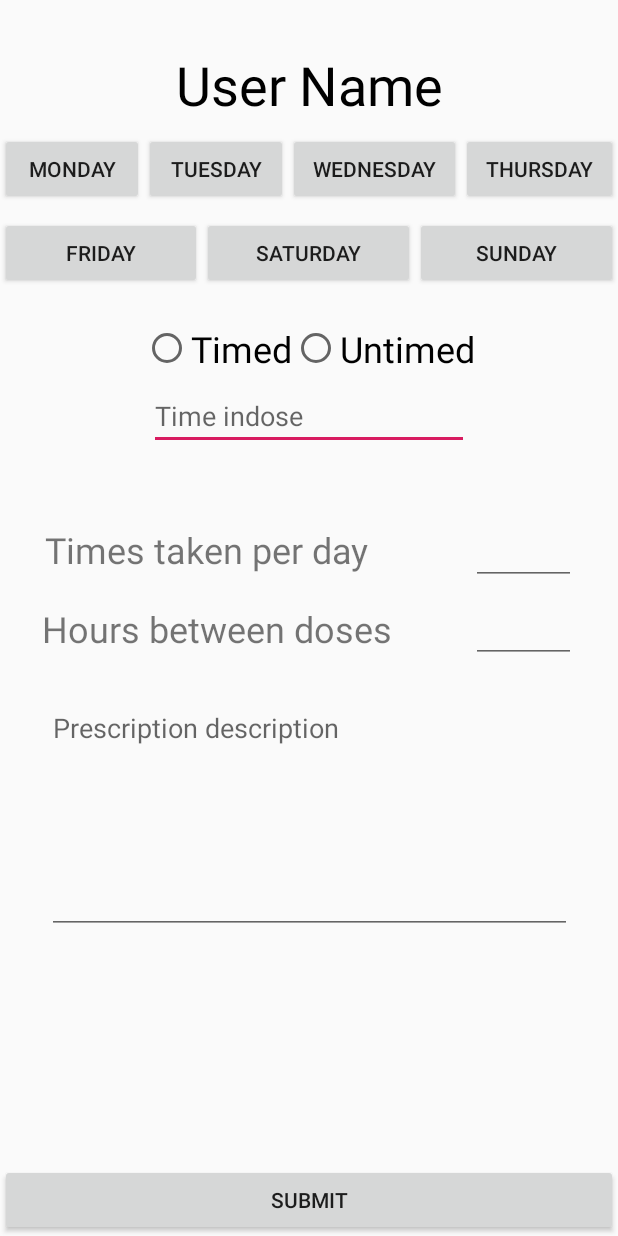
After one commit to zyc1996/CS401_Group3_Project3, an Android app: the layout activity_add_prescription.xml on its own in the app's theme, with its tools: preview values and no code run, on a phone screen of 412 x 824 dp. The commit adds this screen. Run offline under Robolectric (Android 15) with nearby library versions, the phone set to English and light mode, and no system bars.

Commit message:
added add prescription

```diff
--- a/app/src/main/AndroidManifest.xml
+++ b/app/src/main/AndroidManifest.xml
@@ -6,7 +6,7 @@
         android:largeScreens="true"
         android:normalScreens="true"
         android:smallScreens="true"
-        android:xlargeScreens="true"/>
+        android:xlargeScreens="true" />
 
     <application
         android:allowBackup="true"
@@ -15,10 +15,11 @@
         android:roundIcon="@mipmap/ic_launcher_round"
         android:supportsRtl="true"
         android:theme="@style/AppTheme">
-        <activity android:name=".ui.MessageViewActivity"/>
+        <activity android:name=".ui.AddPrescriptionActivity"></activity>
+        <activity android:name=".ui.MessageViewActivity" />
         <activity android:name=".ui.MessagesActivity" />
-        <activity android:name=".ui.PatientProfileActivity"/>
-        <activity android:name=".ui.ProfileEditActivity"/>
+        <activity android:name=".ui.PatientProfileActivity" />
+        <activity android:name=".ui.ProfileEditActivity" />
         <activity android:name=".ui.LoginStartActivity">
             <intent-filter>
                 <action android:name="android.intent.action.MAIN" />
@@ -26,8 +27,9 @@
                 <category android:name="android.intent.category.LAUNCHER" />
             </intent-filter>
         </activity>
-        <activity android:name=".ui.LoginRegisterActivity"
-            android:parentActivityName=".ui.LoginStartActivity"/>
+        <activity
+            android:name=".ui.LoginRegisterActivity"
+            android:parentActivityName=".ui.LoginStartActivity" />
     </application>
 
 </manifest>
--- /dev/null
+++ b/app/src/main/java/cs401/group3/pillpopper/ui/AddPrescriptionActivity.java
@@ -0,0 +1,14 @@
+package cs401.group3.pillpopper.ui;
+
+import android.os.Bundle;
+
+import androidx.appcompat.app.AppCompatActivity;
+
+public class AddPrescriptionActivity extends AppCompatActivity {
+
+    @Override
+    protected void onCreate(Bundle savedInstanceState) {
+        super.onCreate(savedInstanceState);
+        //setContentView(R.layout.activity_add_prescription);
+    }
+}
--- a/app/src/main/java/cs401/group3/pillpopper/ui/PatientProfileActivity.java
+++ b/app/src/main/java/cs401/group3/pillpopper/ui/PatientProfileActivity.java
@@ -44,6 +44,8 @@ public class PatientProfileActivity extends AppCompatActivity {
         Intent intent  = new Intent(this, ProfileEditActivity.class);
         String patient_Name = mName.getText().toString();
         String patient_description = mDescription.getText().toString();
+
+        //pass the name and description over, no picture URL yet
         intent.putExtra("name",patient_Name);
         intent.putExtra("description",patient_description);
         startActivityForResult(intent,REQUEST_CODE);
@@ -54,10 +56,12 @@ public class PatientProfileActivity extends AppCompatActivity {
     protected void onActivityResult(int requestCode, int resultCode, @Nullable Intent data) {
         super.onActivityResult(requestCode, resultCode, data);
         if(resultCode == RESULT_OK && requestCode == REQUEST_CODE){
+            //updates picture URL
             if(data.hasExtra("picture_URL")){
                 Log.d("TagP","Picture URL returned");
                 //TODO:Picture stuff later
             }
+            //update personal description
             if(data.hasExtra("description")){
                 Log.d("TagD","Description returned");
                 String description = data.getExtras().getString("description");
--- /dev/null
+++ b/app/src/main/res/layout/activity_add_prescription.xml
@@ -0,0 +1,204 @@
+<?xml version="1.0" encoding="utf-8"?>
+<androidx.constraintlayout.widget.ConstraintLayout xmlns:android="http://schemas.android.com/apk/res/android"
+    xmlns:app="http://schemas.android.com/apk/res-auto"
+    xmlns:tools="http://schemas.android.com/tools"
+    android:layout_width="match_parent"
+    android:layout_height="match_parent"
+    tools:context=".ui.AddPrescriptionActivity">
+
+    <LinearLayout
+        android:id="@+id/linearLayout"
+        android:layout_width="0dp"
+        android:layout_height="wrap_content"
+        android:layout_marginTop="8dp"
+        android:orientation="horizontal"
+        app:layout_constraintEnd_toEndOf="parent"
+        app:layout_constraintStart_toStartOf="parent"
+        app:layout_constraintTop_toBottomOf="@+id/user_name">
+
+        <Button
+            android:id="@+id/monday_button"
+            android:layout_width="wrap_content"
+            android:layout_height="wrap_content"
+            android:layout_weight="1"
+            android:text="@string/monday_button" />
+
+        <Button
+            android:id="@+id/tuesday_button"
+            android:layout_width="wrap_content"
+            android:layout_height="wrap_content"
+            android:layout_weight="1"
+            android:text="@string/tuesday_button" />
+
+        <Button
+            android:id="@+id/wednesday_button"
+            android:layout_width="wrap_content"
+            android:layout_height="wrap_content"
+            android:layout_weight="1"
+            android:text="@string/wednesday_button" />
+
+        <Button
+            android:id="@+id/thursday_button"
+            android:layout_width="wrap_content"
+            android:layout_height="wrap_content"
+            android:layout_weight="1"
+            android:text="@string/thursday_button" />
+    </LinearLayout>
+
+    <LinearLayout
+        android:id="@+id/linearLayout3"
+        android:layout_width="0dp"
+        android:layout_height="wrap_content"
+        android:layout_marginTop="8dp"
+        android:orientation="horizontal"
+        app:layout_constraintEnd_toEndOf="parent"
+        app:layout_constraintStart_toStartOf="parent"
+        app:layout_constraintTop_toBottomOf="@+id/linearLayout">
+
+        <Button
+            android:id="@+id/friday_button"
+            android:layout_width="wrap_content"
+            android:layout_height="wrap_content"
+            android:layout_weight="1"
+            android:text="@string/friday_button" />
+
+        <Button
+            android:id="@+id/staurday_button"
+            android:layout_width="wrap_content"
+            android:layout_height="wrap_content"
+            android:layout_weight="1"
+            android:text="@string/saturday_button" />
+
+        <Button
+            android:id="@+id/sunday_button"
+            android:layout_width="wrap_content"
+            android:layout_height="wrap_content"
+            android:layout_weight="1"
+            android:text="@string/sunday_button" />
+    </LinearLayout>
+
+    <TextView
+        android:id="@+id/user_name"
+        android:layout_width="wrap_content"
+        android:layout_height="wrap_content"
+        android:layout_marginTop="32dp"
+        android:text="@string/user_name"
+        android:textColor="@android:color/black"
+        android:textSize="36sp"
+        app:layout_constraintEnd_toEndOf="parent"
+        app:layout_constraintStart_toStartOf="parent"
+        app:layout_constraintTop_toTopOf="parent" />
+
+    <RadioGroup
+        android:id="@+id/radioGroup"
+        android:layout_width="wrap_content"
+        android:layout_height="wrap_content"
+        android:layout_marginTop="23dp"
+        android:orientation="horizontal"
+        app:layout_constraintEnd_toEndOf="parent"
+        app:layout_constraintStart_toStartOf="parent"
+        app:layout_constraintTop_toBottomOf="@+id/linearLayout3">
+
+        <RadioButton
+            android:id="@+id/timed_radio_button"
+            android:layout_width="match_parent"
+            android:layout_height="wrap_content"
+            android:text="@string/timed"
+            android:textSize="24sp" />
+
+        <RadioButton
+            android:id="@+id/untimed_radio_button"
+            android:layout_width="match_parent"
+            android:layout_height="wrap_content"
+            android:text="@string/untimed"
+            android:textSize="24sp" />
+
+    </RadioGroup>
+
+    <EditText
+        android:id="@+id/does_time_fill"
+        android:layout_width="wrap_content"
+        android:layout_height="wrap_content"
+        android:layout_marginTop="6dp"
+        android:ems="10"
+        android:hint="@string/time_indose"
+        android:inputType="time"
+        app:layout_constraintEnd_toEndOf="parent"
+        app:layout_constraintStart_toStartOf="parent"
+        app:layout_constraintTop_toBottomOf="@+id/radioGroup"
+        android:autofillHints="" />
+
+    <TextView
+        android:id="@+id/times_taken_hint"
+        android:layout_width="wrap_content"
+        android:layout_height="wrap_content"
+        android:layout_marginStart="30dp"
+        android:layout_marginTop="50dp"
+        android:text="@string/times_taken_per_day"
+        android:textSize="24sp"
+        app:layout_constraintStart_toStartOf="parent"
+        app:layout_constraintTop_toBottomOf="@+id/does_time_fill" />
+
+    <EditText
+        android:id="@+id/times_taken"
+        android:layout_width="70dp"
+        android:layout_height="40dp"
+        android:layout_marginTop="50dp"
+        android:layout_marginEnd="28dp"
+        android:ems="10"
+        android:inputType="number"
+        android:textSize="24sp"
+        android:labelFor="@id/times_taken"
+        app:layout_constraintEnd_toEndOf="parent"
+        app:layout_constraintTop_toBottomOf="@+id/does_time_fill"
+        android:autofillHints="" />
+
+    <EditText
+        android:id="@+id/dosage_break_time"
+        android:layout_width="70dp"
+        android:layout_height="40dp"
+        android:layout_marginTop="12dp"
+        android:layout_marginEnd="28dp"
+        android:autofillHints=""
+        android:ems="10"
+        android:inputType="number"
+        android:textSize="24sp"
+        android:labelFor="@id/dosage_break_time"
+        app:layout_constraintEnd_toEndOf="parent"
+        app:layout_constraintTop_toBottomOf="@+id/times_taken" />
+
+    <TextView
+        android:id="@+id/dosage_break_time_hint"
+        android:layout_width="wrap_content"
+        android:layout_height="wrap_content"
+        android:layout_marginStart="28dp"
+        android:layout_marginTop="20dp"
+        android:text="@string/hours_between_doses"
+        android:textSize="24sp"
+        app:layout_constraintStart_toStartOf="parent"
+        app:layout_constraintTop_toBottomOf="@+id/times_taken_hint" />
+
+    <EditText
+        android:id="@+id/prescription_description_fill"
+        android:layout_width="350dp"
+        android:layout_height="160dp"
+        android:layout_marginTop="27dp"
+        android:ems="10"
+        android:gravity="start|top"
+        android:hint="@string/prescription_description"
+        android:inputType="textMultiLine"
+        app:layout_constraintEnd_toEndOf="parent"
+        app:layout_constraintStart_toStartOf="parent"
+        app:layout_constraintTop_toBottomOf="@+id/dosage_break_time_hint"
+        android:autofillHints="" />
+
+    <Button
+        android:id="@+id/submit_prescription_button"
+        android:layout_width="0dp"
+        android:layout_height="wrap_content"
+        android:text="@string/submit_prescription_button"
+        app:layout_constraintBottom_toBottomOf="parent"
+        app:layout_constraintEnd_toEndOf="parent"
+        app:layout_constraintStart_toStartOf="parent" />
+
+</androidx.constraintlayout.widget.ConstraintLayout>
--- a/app/src/main/res/values/strings.xml
+++ b/app/src/main/res/values/strings.xml
@@ -40,4 +40,11 @@
     <string name="profile_picture">Profile Picture</string>
     <string name="user_name">User Name</string>
     <string name="doctor_homepage_title">Hi DoctorName</string>
+    <string name="timed">Timed</string>
+    <string name="untimed">Untimed</string>
+    <string name="time_indose">Time indose</string>
+    <string name="times_taken_per_day">Times taken per day</string>
+    <string name="hours_between_doses">Hours between doses</string>
+    <string name="submit_prescription_button">Submit</string>
+    <string name="prescription_description">Prescription description</string>
 </resources>
```
